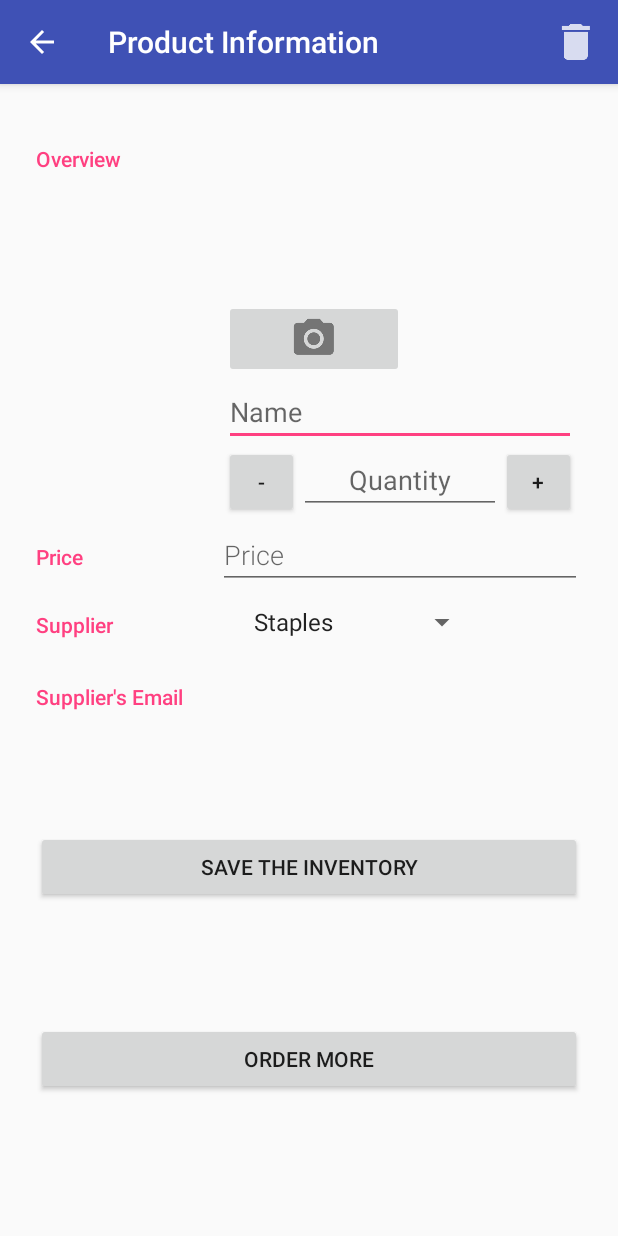
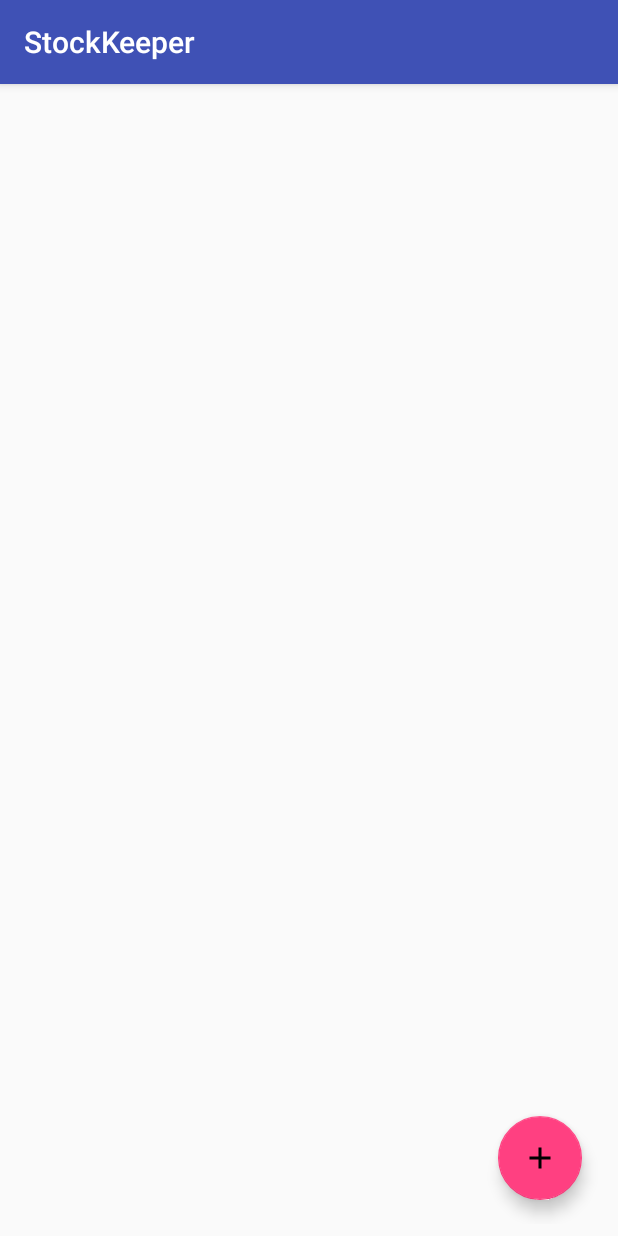
Before and after one commit to kamau-mbugua/Inventory-App, an Android app: the ProductFragment screen opened directly, with no data from a screen before it, after a tap on "SAVE THE INVENTORY", on a phone screen of 412 x 824 dp. Run offline under Robolectric (Android 15) with nearby library versions, the phone set to English and light mode, and no system bars; 22 statements that could not run were skipped.

Commit message:
implemented the button

```diff
--- a/app/src/main/java/com/example/android/stockkeepingassistant/view/ui/ProductFragment.java
+++ b/app/src/main/java/com/example/android/stockkeepingassistant/view/ui/ProductFragment.java
@@ -176,6 +176,10 @@ public class ProductFragment extends Fragment implements View.OnClickListener {
         product_save = view. findViewById(R.id.product_save);
         product_save.setOnClickListener(view1 -> {
 
+            Toast.makeText(getActivity(), "SAVED!!!", Toast.LENGTH_SHORT).show();
+
+            startActivity(new Intent(getActivity(), CatalogActivity.class));
+
             return;
         });
         orderMoreButton = view.findViewById(R.id.product_order_more);
```
